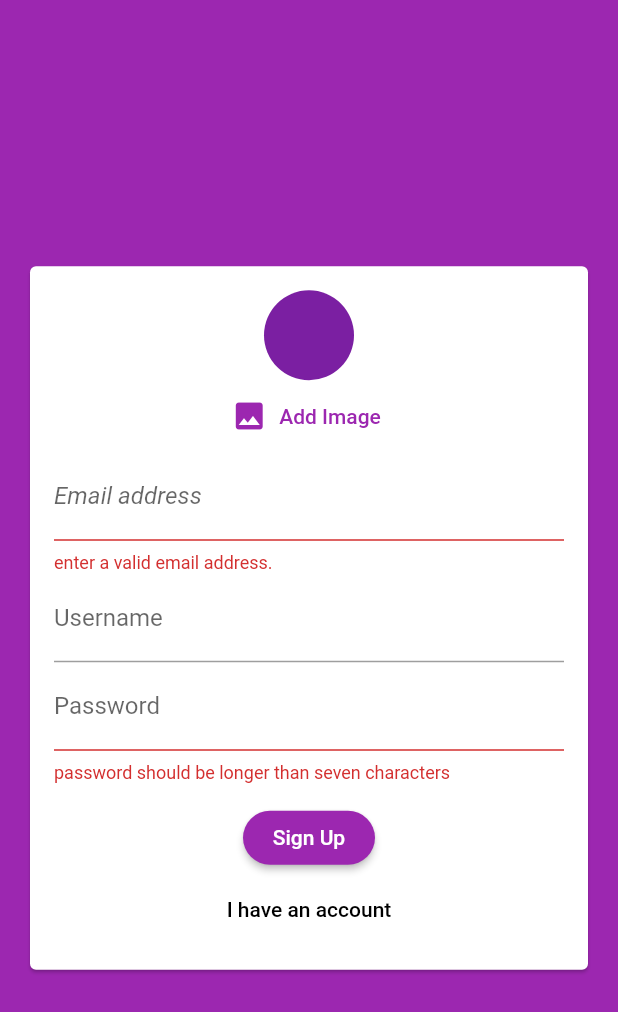
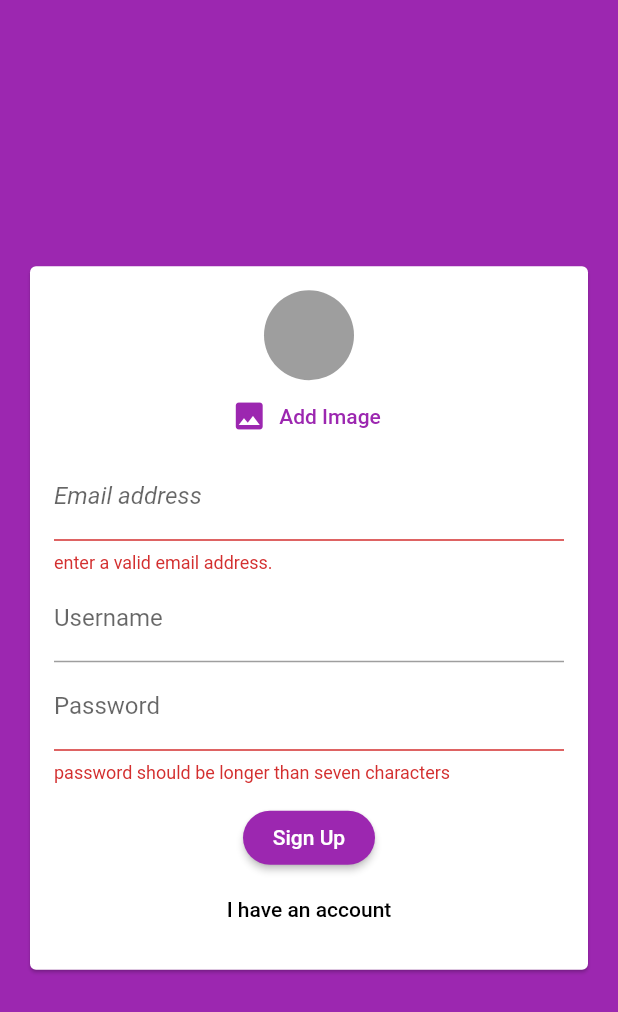
Before and after one commit to viktorvoltz/ChatFren, a Flutter app: the screen it shows after launch, after a tap on "Login", after a tap on "Create new account", on a phone screen of 412 x 824 dp. Shown: the top 1012 px of the screen. Run offline on Flutter 3.47's test engine with Material 2 defaults, Android fonts, the phone set to English and light mode, and no system bars; our stand-ins replace cloud_firestore, firebase_auth, image_picker; accounts and stored records are empty.

```diff
--- a/lib/Screens/auth_screen.dart
+++ b/lib/Screens/auth_screen.dart
@@ -16,8 +16,8 @@ class _AuthScreenState extends State<AuthScreen> {
 
   void _submitAuthForm(
     String email,
+    String username,
     String password,
-    String username,
     bool isLogin,
     BuildContext ctx,
   ) async {
--- a/lib/widget/auth_form.dart
+++ b/lib/widget/auth_form.dart
@@ -6,7 +6,7 @@ class AuthForm extends StatefulWidget {
   AuthForm(this.submitFn, this.isLoading);
 
   final bool isLoading;
-  final void Function(String email, String password, String username,
+  final void Function(String email, String username, String password,
       bool isLogin, BuildContext ctx) submitFn;
 
   @override
@@ -45,7 +45,7 @@ class _AuthFormState extends State<AuthForm> {
               child: Column(
                 mainAxisSize: MainAxisSize.min,
                 children: <Widget>[
-                  UserImagePicker(),
+                  if(!_isLogin) UserImagePicker(),
                   TextFormField(
                     key: ValueKey('email'),
                     validator: (value) {
--- a/lib/widget/pickers/user_image_picker.dart
+++ b/lib/widget/pickers/user_image_picker.dart
@@ -28,6 +28,7 @@ class _UserImagePickerState extends State<UserImagePicker> {
       children: [
         CircleAvatar(
           radius: 30,
+          backgroundColor: Colors.grey,
           backgroundImage: _image == null ? null : FileImage(_image),
         ),
         FlatButton.icon(
```
